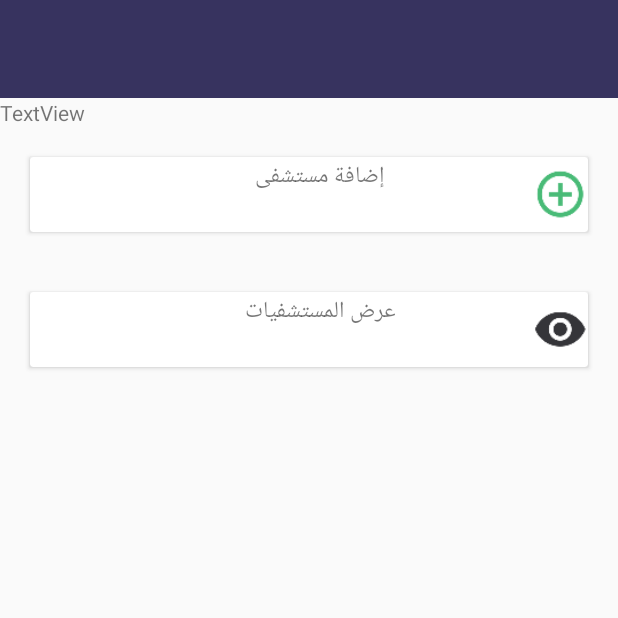
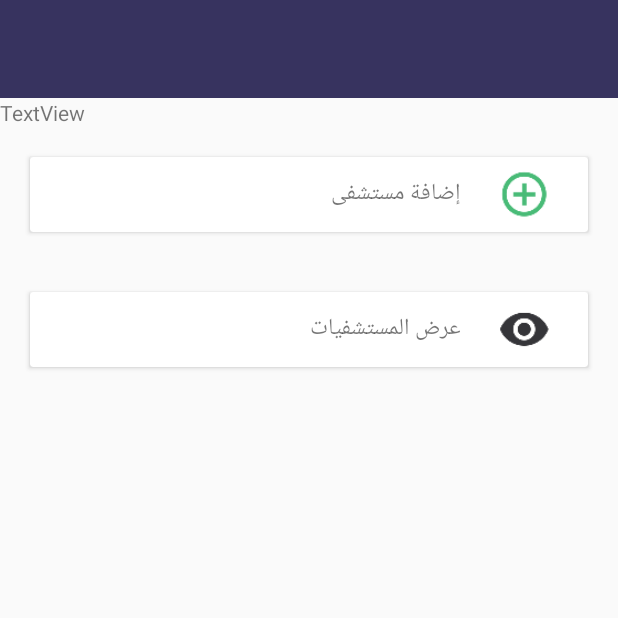
Before and after one commit to paramedicfinal/paramedicfinal, an Android app: the hospitals_management_page screen opened directly, with no data from a screen before it, on a phone screen of 412 x 824 dp, the top half of it. Run offline under Robolectric (Android 15) with nearby library versions, the light colour scheme and no system bars.

Commit message:
a nother modefing moste of layout in project

```diff
--- a/app/src/main/res/layout/activity_hospitals_management_page.xml
+++ b/app/src/main/res/layout/activity_hospitals_management_page.xml
@@ -57,20 +57,21 @@
                 <TextView
                     android:id="@+id/textView"
                     android:layout_width="match_parent"
-                    android:layout_height="wrap_content"
+                    android:layout_height="match_parent"
                     android:layout_marginLeft="15dp"
-                    android:gravity="center"
+                    android:layout_toLeftOf="@+id/add_hospital_ic"
+                    android:gravity="right|center_vertical"
                     android:text="إضافة مستشفى"
                     android:textSize="15sp" />
 
                 <ImageView
-                    android:layout_width="50dp"
-                    android:layout_height="50dp"
-                    android:layout_alignParentEnd="true"
+                    android:id="@+id/add_hospital_ic"
+                    android:layout_width="70dp"
+                    android:layout_height="70dp"
                     android:layout_alignParentRight="true"
                     android:layout_alignParentTop="true"
                     android:layout_gravity="center"
-                    android:paddingLeft="13dp"
+                    android:layout_margin="7dp"
                     android:src="@drawable/ic_add" />
             </RelativeLayout>
 
@@ -87,8 +88,6 @@
             android:layout_alignParentStart="true"
             android:layout_below="@+id/cv1"
             android:layout_margin="20dp"
-            android:layout_marginEnd="137dp"
-            android:layout_marginStart="130dp"
             android:onClick="toDisplayHospitals"
             android:padding="10dp">
 
@@ -99,20 +98,21 @@
                 <TextView
                     android:id="@+id/textView3"
                     android:layout_width="match_parent"
-                    android:layout_height="wrap_content"
+                    android:layout_height="match_parent"
                     android:layout_marginLeft="15dp"
-                    android:gravity="center"
+                    android:layout_toLeftOf="@+id/dsplay_hospital_ic"
+                    android:gravity="right|center_vertical"
                     android:text="عرض المستشفيات"
                     android:textSize="15sp" />
 
                 <ImageView
-                    android:layout_width="50dp"
-                    android:layout_height="50dp"
-                    android:layout_alignParentEnd="true"
+                    android:id="@+id/dsplay_hospital_ic"
+                    android:layout_width="70dp"
+                    android:layout_height="70dp"
                     android:layout_alignParentRight="true"
                     android:layout_alignParentTop="true"
                     android:layout_gravity="center"
-                    android:paddingLeft="13dp"
+                    android:layout_margin="7dp"
                     android:src="@drawable/ic_show" />
             </RelativeLayout>
 
--- a/app/src/main/res/layout/activity_selection_paramedic_hospital_page.xml
+++ b/app/src/main/res/layout/activity_selection_paramedic_hospital_page.xml
@@ -68,7 +68,6 @@
                     android:id="@+id/ic_hospital_paramedic"
                     android:layout_width="70dp"
                     android:layout_height="70dp"
-                    android:layout_alignParentEnd="true"
                     android:layout_alignParentRight="true"
                     android:layout_alignParentTop="true"
                     android:layout_gravity="center"
@@ -95,7 +94,6 @@
                     android:id="@+id/ic_paramedic"
                     android:layout_width="70dp"
                     android:layout_height="70dp"
-                    android:layout_alignParentEnd="true"
                     android:layout_alignParentRight="true"
                     android:layout_alignParentTop="true"
                     android:layout_gravity="center"
```
Also changed, not shown: app/src/main/res/layout/activity_hospital_home_page.xml (+3 -6 lines), app/src/main/res/layout/activity_paramedics_management_page.xml (+6 -6 lines), app/src/main/res/layout/activity_select_voice_language.xml (+6 -6 lines), app/src/main/res/layout/activity_send_vs.xml (+6 -6 lines), app/src/main/res/layout/activity_ways_find_hospital.xml (+14 -14 lines).
